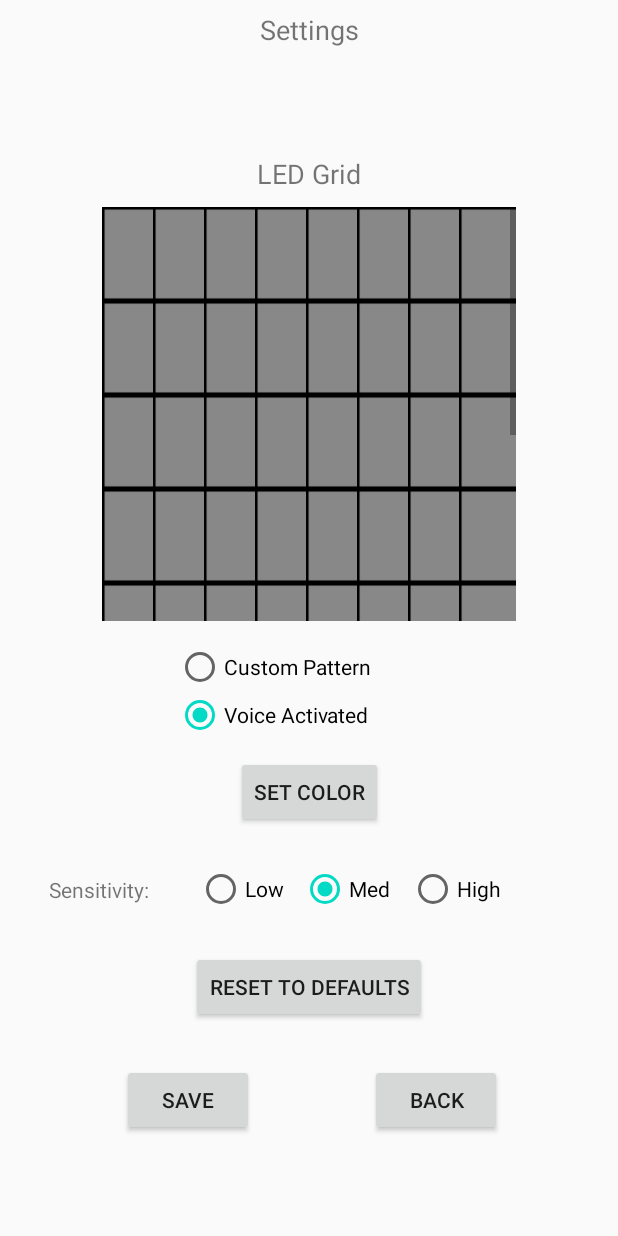
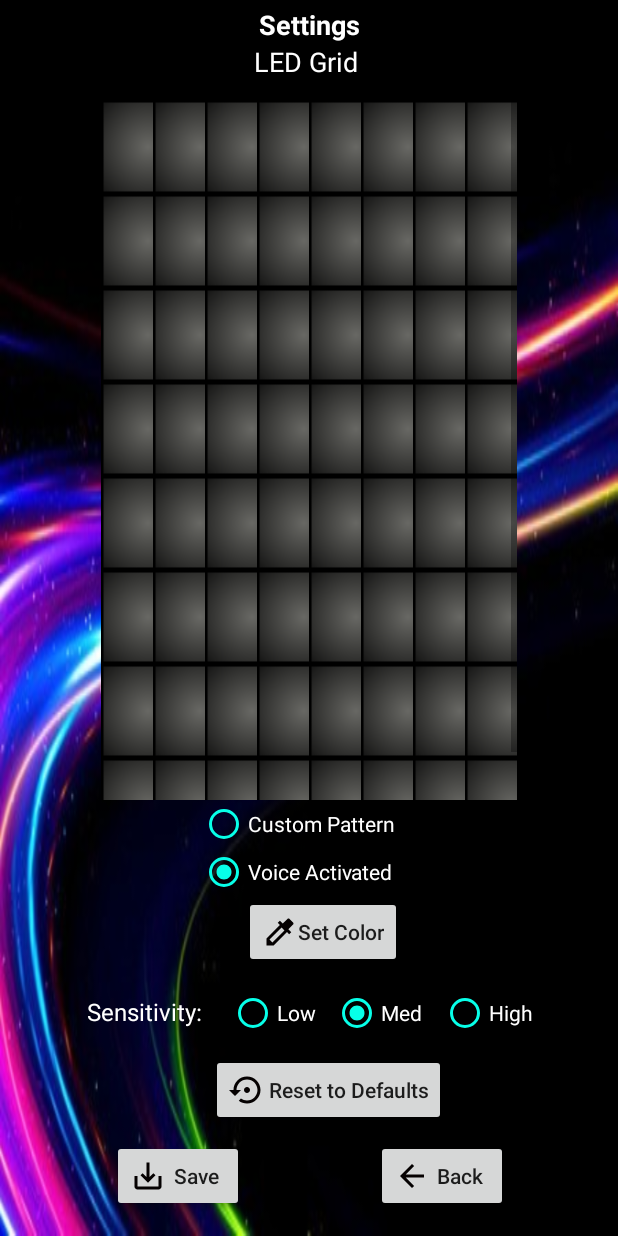
Before and after one commit to mlopezcruz2015/Group6, an Android app: the SettingsFragment screen opened through its navigation route, on a phone screen of 412 x 824 dp. Run offline under Robolectric (Android 15) with nearby library versions, the phone set to English and light mode, and no system bars.

Commit message:
Design changes

```diff
--- a/app/src/main/java/com/example/group6/ImageAdapter.java
+++ b/app/src/main/java/com/example/group6/ImageAdapter.java
@@ -1,14 +1,16 @@
 package com.example.group6;
 
 import android.content.Context;
-import android.content.res.Resources;
-import android.graphics.Color;
 import android.graphics.drawable.ColorDrawable;
+import android.graphics.drawable.GradientDrawable;
+import android.os.Build;
 import android.view.View;
 import android.view.ViewGroup;
 import android.widget.BaseAdapter;
 import android.widget.GridView;
 import android.widget.ImageView;
+
+import androidx.annotation.RequiresApi;
 
 public class ImageAdapter extends BaseAdapter {
 
@@ -58,7 +60,7 @@ public class ImageAdapter extends BaseAdapter {
         imageView.setImageResource(R.drawable.blank);
 
         images[position/8][position%8] = imageView;
-        imageView.setBackgroundColor(OFF);
+        imageView.setBackgroundResource(OFF);
         return imageView;
     }
 
@@ -121,11 +123,12 @@ public class ImageAdapter extends BaseAdapter {
             if (curChosen != null)
             {
                 //Reset to OFF
-                curChosen.setBackgroundColor(OFF);
+                curChosen.setBackgroundResource(OFF);
             }
         }
     }
 
+    @RequiresApi(api = Build.VERSION_CODES.N)
     public void setMatrixPositions()
     {
         //Iterate through all positions possible and check if cell is turned on.
@@ -136,11 +139,12 @@ public class ImageAdapter extends BaseAdapter {
                 ImageView curChosen = (ImageView) this.getChangeable(x,y);
                 if (curChosen != null)
                 {
-                    ColorDrawable drawable = (ColorDrawable) curChosen.getBackground();
-                    int color = drawable.getColor();
-
+                    GradientDrawable drawable = (GradientDrawable) curChosen.getBackground();
+                    int[] color = drawable.getColors();
+                    String hexColor = String.format("#%06X", (0xFFFFFF & color[0]));
                     //Set boolean value for the specific cell.
-                    matrix_pattern[x][y] = color == ON;
+                    if (hexColor.equals("#FFEB3B")) matrix_pattern[x][y] = true;
+                    else matrix_pattern[x][y] = false;
                 }
             }
         }
@@ -155,7 +159,7 @@ public class ImageAdapter extends BaseAdapter {
                         ImageView curChosen = (ImageView) this.getChangeable(x, y);
 
                         if (curChosen != null) {
-                            curChosen.setBackgroundColor(ON);
+                            curChosen.setBackgroundResource(ON);
                         }
                     }
                 }
@@ -187,6 +191,6 @@ public class ImageAdapter extends BaseAdapter {
     private boolean[][] matrix_pattern;
     private int chosenPosition;
 
-    private final static int OFF = Color.GRAY;
-    private final static int ON = Color.YELLOW;
+    private final static int OFF = R.drawable.off;
+    private final static int ON = R.drawable.on;
 }
--- /dev/null
+++ b/app/src/main/res/drawable/ic_baseline_arrow_back_24.xml
@@ -0,0 +1,5 @@
+<vector android:height="24dp" android:tint="#050101"
+    android:viewportHeight="24" android:viewportWidth="24"
+    android:width="24dp" xmlns:android="http://schemas.android.com/apk/res/android">
+    <path android:fillColor="@android:color/white" android:pathData="M20,11H7.83l5.59,-5.59L12,4l-8,8 8,8 1.41,-1.41L7.83,13H20v-2z"/>
+</vector>
--- /dev/null
+++ b/app/src/main/res/drawable/ic_baseline_brightness_high_24.xml
@@ -0,0 +1,5 @@
+<vector android:height="24dp" android:tint="#FFFFFF"
+    android:viewportHeight="24" android:viewportWidth="24"
+    android:width="24dp" xmlns:android="http://schemas.android.com/apk/res/android">
+    <path android:fillColor="@android:color/white" android:pathData="M20,8.69L20,4h-4.69L12,0.69 8.69,4L4,4v4.69L0.69,12 4,15.31L4,20h4.69L12,23.31 15.31,20L20,20v-4.69L23.31,12 20,8.69zM12,18c-3.31,0 -6,-2.69 -6,-6s2.69,-6 6,-6 6,2.69 6,6 -2.69,6 -6,6zM12,8c-2.21,0 -4,1.79 -4,4s1.79,4 4,4 4,-1.79 4,-4 -1.79,-4 -4,-4z"/>
+</vector>
--- /dev/null
+++ b/app/src/main/res/drawable/ic_baseline_color_lens_24.xml
@@ -0,0 +1,5 @@
+<vector android:height="24dp" android:tint="#050101"
+    android:viewportHeight="24" android:viewportWidth="24"
+    android:width="24dp" xmlns:android="http://schemas.android.com/apk/res/android">
+    <path android:fillColor="@android:color/white" android:pathData="M12,3c-4.97,0 -9,4.03 -9,9s4.03,9 9,9c0.83,0 1.5,-0.67 1.5,-1.5 0,-0.39 -0.15,-0.74 -0.39,-1.01 -0.23,-0.26 -0.38,-0.61 -0.38,-0.99 0,-0.83 0.67,-1.5 1.5,-1.5L16,16c2.76,0 5,-2.24 5,-5 0,-4.42 -4.03,-8 -9,-8zM6.5,12c-0.83,0 -1.5,-0.67 -1.5,-1.5S5.67,9 6.5,9 8,9.67 8,10.5 7.33,12 6.5,12zM9.5,8C8.67,8 8,7.33 8,6.5S8.67,5 9.5,5s1.5,0.67 1.5,1.5S10.33,8 9.5,8zM14.5,8c-0.83,0 -1.5,-0.67 -1.5,-1.5S13.67,5 14.5,5s1.5,0.67 1.5,1.5S15.33,8 14.5,8zM17.5,12c-0.83,0 -1.5,-0.67 -1.5,-1.5S16.67,9 17.5,9s1.5,0.67 1.5,1.5 -0.67,1.5 -1.5,1.5z"/>
+</vector>
--- /dev/null
+++ b/app/src/main/res/drawable/ic_baseline_colorize_24.xml
@@ -0,0 +1,5 @@
+<vector android:height="24dp" android:tint="#050101"
+    android:viewportHeight="24" android:viewportWidth="24"
+    android:width="24dp" xmlns:android="http://schemas.android.com/apk/res/android">
+    <path android:fillColor="@android:color/white" android:pathData="M20.71,5.63l-2.34,-2.34c-0.39,-0.39 -1.02,-0.39 -1.41,0l-3.12,3.12 -1.93,-1.91 -1.41,1.41 1.42,1.42L3,16.25V21h4.75l8.92,-8.92 1.42,1.42 1.41,-1.41 -1.92,-1.92 3.12,-3.12c0.4,-0.4 0.4,-1.03 0.01,-1.42zM6.92,19L5,17.08l8.06,-8.06 1.92,1.92L6.92,19z"/>
+</vector>
--- /dev/null
+++ b/app/src/main/res/drawable/ic_baseline_save_alt_24.xml
@@ -0,0 +1,5 @@
+<vector android:height="24dp" android:tint="#050101"
+    android:viewportHeight="24" android:viewportWidth="24"
+    android:width="24dp" xmlns:android="http://schemas.android.com/apk/res/android">
+    <path android:fillColor="@android:color/white" android:pathData="M19,12v7L5,19v-7L3,12v7c0,1.1 0.9,2 2,2h14c1.1,0 2,-0.9 2,-2v-7h-2zM13,12.67l2.59,-2.58L17,11.5l-5,5 -5,-5 1.41,-1.41L11,12.67L11,3h2z"/>
+</vector>
--- /dev/null
+++ b/app/src/main/res/drawable/ic_baseline_settings_24.xml
@@ -0,0 +1,5 @@
+<vector android:height="24dp" android:tint="#050101"
+    android:viewportHeight="24" android:viewportWidth="24"
+    android:width="24dp" xmlns:android="http://schemas.android.com/apk/res/android">
+    <path android:fillColor="@android:color/white" android:pathData="M19.14,12.94c0.04,-0.3 0.06,-0.61 0.06,-0.94c0,-0.32 -0.02,-0.64 -0.07,-0.94l2.03,-1.58c0.18,-0.14 0.23,-0.41 0.12,-0.61l-1.92,-3.32c-0.12,-0.22 -0.37,-0.29 -0.59,-0.22l-2.39,0.96c-0.5,-0.38 -1.03,-0.7 -1.62,-0.94L14.4,2.81c-0.04,-0.24 -0.24,-0.41 -0.48,-0.41h-3.84c-0.24,0 -0.43,0.17 -0.47,0.41L9.25,5.35C8.66,5.59 8.12,5.92 7.63,6.29L5.24,5.33c-0.22,-0.08 -0.47,0 -0.59,0.22L2.74,8.87C2.62,9.08 2.66,9.34 2.86,9.48l2.03,1.58C4.84,11.36 4.8,11.69 4.8,12s0.02,0.64 0.07,0.94l-2.03,1.58c-0.18,0.14 -0.23,0.41 -0.12,0.61l1.92,3.32c0.12,0.22 0.37,0.29 0.59,0.22l2.39,-0.96c0.5,0.38 1.03,0.7 1.62,0.94l0.36,2.54c0.05,0.24 0.24,0.41 0.48,0.41h3.84c0.24,0 0.44,-0.17 0.47,-0.41l0.36,-2.54c0.59,-0.24 1.13,-0.56 1.62,-0.94l2.39,0.96c0.22,0.08 0.47,0 0.59,-0.22l1.92,-3.32c0.12,-0.22 0.07,-0.47 -0.12,-0.61L19.14,12.94zM12,15.6c-1.98,0 -3.6,-1.62 -3.6,-3.6s1.62,-3.6 3.6,-3.6s3.6,1.62 3.6,3.6S13.98,15.6 12,15.6z"/>
+</vector>
--- /dev/null
+++ b/app/src/main/res/drawable/ic_baseline_settings_backup_restore_24.xml
@@ -0,0 +1,5 @@
+<vector android:height="24dp" android:tint="#050101"
+    android:viewportHeight="24" android:viewportWidth="24"
+    android:width="24dp" xmlns:android="http://schemas.android.com/apk/res/android">
+    <path android:fillColor="@android:color/white" android:pathData="M14,12c0,-1.1 -0.9,-2 -2,-2s-2,0.9 -2,2 0.9,2 2,2 2,-0.9 2,-2zM12,3c-4.97,0 -9,4.03 -9,9L0,12l4,4 4,-4L5,12c0,-3.87 3.13,-7 7,-7s7,3.13 7,7 -3.13,7 -7,7c-1.51,0 -2.91,-0.49 -4.06,-1.3l-1.42,1.44C8.04,20.3 9.94,21 12,21c4.97,0 9,-4.03 9,-9s-4.03,-9 -9,-9z"/>
+</vector>
--- /dev/null
+++ b/app/src/main/res/drawable/ic_baseline_settings_bluetooth_24.xml
@@ -0,0 +1,5 @@
+<vector android:height="24dp" android:tint="#050101"
+    android:viewportHeight="24" android:viewportWidth="24"
+    android:width="24dp" xmlns:android="http://schemas.android.com/apk/res/android">
+    <path android:fillColor="@android:color/white" android:pathData="M11,24h2v-2h-2v2zM7,24h2v-2L7,22v2zM15,24h2v-2h-2v2zM17.71,5.71L12,0h-1v7.59L6.41,3 5,4.41 10.59,10 5,15.59 6.41,17 11,12.41L11,20h1l5.71,-5.71 -4.3,-4.29 4.3,-4.29zM13,3.83l1.88,1.88L13,7.59L13,3.83zM14.88,14.29L13,16.17v-3.76l1.88,1.88z"/>
+</vector>
--- /dev/null
+++ b/app/src/main/res/drawable/off.xml
@@ -0,0 +1,10 @@
+<?xml version="1.0" encoding="utf-8"?>
+<shape android:shape="rectangle"
+    xmlns:android="http://schemas.android.com/apk/res/android">
+    <gradient
+        android:type="radial"
+        android:gradientRadius="50dp"
+        android:startColor="#686864"
+        android:endColor="#070707"
+        />
+</shape>
--- /dev/null
+++ b/app/src/main/res/drawable/on.xml
@@ -0,0 +1,10 @@
+<?xml version="1.0" encoding="utf-8"?>
+<shape android:shape="rectangle"
+    xmlns:android="http://schemas.android.com/apk/res/android">
+    <gradient
+        android:type="radial"
+        android:gradientRadius="50dp"
+        android:startColor="#FFEB3B"
+        android:endColor="#FF5722"
+        />
+</shape>
--- a/app/src/main/res/layout/activity_main.xml
+++ b/app/src/main/res/layout/activity_main.xml
@@ -4,6 +4,7 @@
     xmlns:tools="http://schemas.android.com/tools"
     android:layout_width="match_parent"
     android:layout_height="match_parent"
+    android:background="@drawable/b"
     tools:context=".MainActivity">
 
     <com.google.android.material.appbar.AppBarLayout
@@ -11,6 +12,9 @@
         android:layout_height="wrap_content"
         android:theme="@style/AppTheme.AppBarOverlay"/>
 
-    <include layout="@layout/content_main" />
+    <include
+        layout="@layout/content_main"
+        android:layout_width="match_parent"
+        android:layout_height="match_parent" />
 
 </androidx.coordinatorlayout.widget.CoordinatorLayout>
--- a/app/src/main/res/layout/fragment_settings.xml
+++ b/app/src/main/res/layout/fragment_settings.xml
@@ -6,148 +6,184 @@
     android:layout_height="match_parent"
     tools:context=".SettingsFragment">
 
-    <Button
-        android:id="@+id/button_return"
+    <TextView
+        android:id="@+id/textView_settings"
         android:layout_width="wrap_content"
         android:layout_height="wrap_content"
-        android:text="@string/returnText"
-        app:layout_constraintBottom_toBottomOf="parent"
+        android:layout_marginTop="4dp"
+        android:text="@string/settings"
+        android:textColor="#FFFFFF"
+        android:textSize="18sp"
+        android:textStyle="bold"
+        app:layout_constraintBottom_toTopOf="@+id/textview_led_grid"
         app:layout_constraintEnd_toEndOf="parent"
-        app:layout_constraintStart_toEndOf="@+id/button_save"
-        app:layout_constraintTop_toBottomOf="@+id/textView_settings"
-        app:layout_constraintVertical_bias="0.90999997" />
+        app:layout_constraintStart_toStartOf="parent"
+        app:layout_constraintTop_toTopOf="parent" />
 
-    <Button
-        android:id="@+id/button_reset_to_defaults"
+    <TextView
+        android:id="@+id/textview_led_grid"
         android:layout_width="wrap_content"
         android:layout_height="wrap_content"
-        android:text="@string/reset_to_defaults"
-        app:layout_constraintBottom_toTopOf="@+id/button_return"
+        android:layout_marginEnd="1dp"
+        android:layout_marginRight="1dp"
+        android:layout_marginBottom="13dp"
+        android:text="@string/led_grid"
+        android:textColor="#FFFFFF"
+        android:textSize="18sp"
+        app:layout_constraintBottom_toTopOf="@+id/grid_led_matrix"
+        app:layout_constraintEnd_toEndOf="@+id/textView_settings"
+        app:layout_constraintTop_toBottomOf="@+id/textView_settings" />
+
+    <GridView
+        android:id="@+id/grid_led_matrix"
+        android:layout_width="0dp"
+        android:layout_height="0dp"
+        android:layout_marginStart="67dp"
+        android:layout_marginLeft="67dp"
+        android:layout_marginEnd="67dp"
+        android:layout_marginRight="67dp"
+        android:numColumns="8"
+        app:layout_constraintBottom_toTopOf="@+id/radiogroup_pattern"
         app:layout_constraintEnd_toEndOf="parent"
         app:layout_constraintStart_toStartOf="parent"
-        app:layout_constraintTop_toBottomOf="@+id/button_set_color"
-        app:layout_constraintVertical_bias="0.75" />
+        app:layout_constraintTop_toBottomOf="@+id/textview_led_grid" />
+
+    <RadioGroup
+        android:id="@+id/radiogroup_pattern"
+        android:layout_width="146dp"
+        android:layout_height="wrap_content"
+        app:layout_constraintBottom_toTopOf="@+id/button_set_color"
+        app:layout_constraintEnd_toEndOf="parent"
+        app:layout_constraintStart_toStartOf="parent"
+        app:layout_constraintTop_toBottomOf="@+id/grid_led_matrix">
+
+        <RadioButton
+            android:id="@+id/radiobutton_custom_pattern"
+            android:layout_width="match_parent"
+            android:layout_height="wrap_content"
+            android:buttonTint="#07FFE8"
+            android:text="@string/use_custom_pattern"
+            android:textColor="#FFFFFF" />
+
+        <RadioButton
+            android:id="@+id/radiobutton_default_pattern"
+            android:layout_width="match_parent"
+            android:layout_height="wrap_content"
+            android:buttonTint="#07FFE8"
+            android:text="@string/use_default_pattern"
+            android:textColor="#FFFFFF" />
+    </RadioGroup>
 
     <Button
         android:id="@+id/button_set_color"
         android:layout_width="wrap_content"
         android:layout_height="wrap_content"
+        android:layout_marginStart="29dp"
+        android:layout_marginLeft="29dp"
+        android:layout_marginBottom="14dp"
+        android:drawableLeft="@drawable/ic_baseline_colorize_24"
         android:text="@string/set_color"
-        app:layout_constraintBottom_toTopOf="@+id/button_return"
-        app:layout_constraintEnd_toEndOf="parent"
-        app:layout_constraintStart_toStartOf="parent"
-        app:layout_constraintTop_toBottomOf="@+id/textView_settings"
-        app:layout_constraintVertical_bias="0.75" />
+        android:textAllCaps="false"
+        app:layout_constraintBottom_toTopOf="@+id/radiogroup_sensitivity"
+        app:layout_constraintStart_toStartOf="@+id/radiogroup_pattern"
+        app:layout_constraintTop_toBottomOf="@+id/radiogroup_pattern" />
 
     <TextView
-        android:id="@+id/textView_settings"
+        android:id="@+id/textview_sensitivity"
         android:layout_width="wrap_content"
         android:layout_height="wrap_content"
-        android:text="@string/settings"
-        android:textSize="18sp"
-        app:layout_constraintBottom_toBottomOf="parent"
-        app:layout_constraintEnd_toEndOf="parent"
+        android:layout_marginStart="14dp"
+        android:layout_marginLeft="14dp"
+        android:layout_marginTop="4dp"
+        android:layout_marginEnd="18dp"
+        android:layout_marginRight="18dp"
+        android:text="@string/sensitivity"
+        android:textColor="#FFFFFF"
+        android:textSize="16sp"
+        app:layout_constraintEnd_toStartOf="@+id/radiogroup_sensitivity"
+        app:layout_constraintHorizontal_chainStyle="packed"
         app:layout_constraintStart_toStartOf="parent"
-        app:layout_constraintTop_toTopOf="parent"
-        app:layout_constraintVertical_bias="0.009" />
+        app:layout_constraintTop_toTopOf="@+id/radiogroup_sensitivity" />
 
     <RadioGroup
         android:id="@+id/radiogroup_sensitivity"
-        android:layout_width="224dp"
-        android:layout_height="33dp"
+        android:layout_width="wrap_content"
+        android:layout_height="wrap_content"
+        android:layout_marginBottom="11dp"
         android:orientation="horizontal"
         app:layout_constraintBottom_toTopOf="@+id/button_reset_to_defaults"
         app:layout_constraintEnd_toEndOf="parent"
-        app:layout_constraintHorizontal_bias="0.7"
-        app:layout_constraintStart_toStartOf="parent"
+        app:layout_constraintStart_toEndOf="@+id/textview_sensitivity"
         app:layout_constraintTop_toBottomOf="@+id/button_set_color">
 
         <RadioButton
             android:id="@+id/radiobutton_low"
             android:layout_width="69dp"
             android:layout_height="wrap_content"
-            android:text="@string/low" />
+            android:buttonTint="#07FFE8"
+            android:text="@string/low"
+            android:textColor="#FFFFFF" />
 
         <RadioButton
             android:id="@+id/radiobutton_med"
             android:layout_width="72dp"
             android:layout_height="wrap_content"
-            android:text="@string/med" />
+            android:buttonTint="#07FFE8"
+            android:text="@string/med"
+            android:textColor="#FFFFFF" />
 
         <RadioButton
             android:id="@+id/radiobutton_high"
             android:layout_width="74dp"
             android:layout_height="wrap_content"
-            android:text="@string/high" />
+            android:buttonTint="#07FFE8"
+            android:text="@string/high"
+            android:textColor="#FFFFFF" />
 
     </RadioGroup>
 
-    <TextView
-        android:id="@+id/textview_sensitivity"
+    <Button
+        android:id="@+id/button_reset_to_defaults"
         android:layout_width="wrap_content"
         android:layout_height="wrap_content"
-        android:text="@string/sensitivity"
-        app:layout_constraintBottom_toTopOf="@+id/button_reset_to_defaults"
-        app:layout_constraintEnd_toStartOf="@+id/radiogroup_sensitivity"
-        app:layout_constraintStart_toStartOf="parent"
-        app:layout_constraintTop_toBottomOf="@+id/button_set_color" />
-
-    <RadioGroup
-        android:id="@+id/radiogroup_pattern"
-        android:layout_width="176dp"
-        android:layout_height="75dp"
-        app:layout_constraintBottom_toTopOf="@+id/button_set_color"
-        app:layout_constraintEnd_toEndOf="parent"
-        app:layout_constraintHorizontal_bias="0.497"
-        app:layout_constraintStart_toStartOf="parent">
-
-        <RadioButton
-            android:id="@+id/radiobutton_custom_pattern"
-            android:layout_width="match_parent"
-            android:layout_height="wrap_content"
-            android:text="@string/use_custom_pattern" />
-
-        <RadioButton
-            android:id="@+id/radiobutton_default_pattern"
-            android:layout_width="match_parent"
-            android:layout_height="wrap_content"
-            android:text="@string/use_default_pattern" />
-    </RadioGroup>
-
-    <GridView
-        android:id="@+id/grid_led_matrix"
-        android:layout_width="276dp"
-        android:layout_height="276dp"
-        android:numColumns="8"
-        app:layout_constraintBottom_toTopOf="@+id/radiogroup_pattern"
-        app:layout_constraintEnd_toEndOf="parent"
-        app:layout_constraintStart_toStartOf="parent"
-        app:layout_constraintTop_toBottomOf="@+id/textView_settings"
-        app:layout_constraintVertical_bias="0.88" />
-
-    <TextView
-        android:id="@+id/textview_led_grid"
-        android:layout_width="wrap_content"
-        android:layout_height="wrap_content"
-        android:text="@string/led_grid"
-        android:textSize="18sp"
-        app:layout_constraintBottom_toTopOf="@+id/grid_led_matrix"
-        app:layout_constraintEnd_toEndOf="parent"
-        app:layout_constraintStart_toStartOf="parent"
-        app:layout_constraintTop_toBottomOf="@+id/textView_settings"
-        app:layout_constraintVertical_bias="0.88" />
+        android:layout_marginStart="6dp"
+        android:layout_marginLeft="6dp"
+        android:layout_marginBottom="73dp"
+        android:drawableLeft="@drawable/ic_baseline_settings_backup_restore_24"
+        android:drawablePadding="2dp"
+        android:text="@string/reset_to_defaults"
+        android:textAllCaps="false"
+        app:layout_constraintBottom_toBottomOf="parent"
+        app:layout_constraintStart_toEndOf="@+id/textview_sensitivity"
+        app:layout_constraintTop_toBottomOf="@+id/radiogroup_sensitivity" />
 
     <Button
         android:id="@+id/button_save"
         android:layout_width="wrap_content"
         android:layout_height="wrap_content"
+        android:layout_marginStart="1dp"
+        android:layout_marginLeft="1dp"
+        android:layout_marginEnd="15dp"
+        android:layout_marginRight="15dp"
+        android:layout_marginBottom="16dp"
+        android:drawableLeft="@drawable/ic_baseline_save_alt_24"
         android:text="Save"
+        android:textAllCaps="false"
+        app:layout_constraintBottom_toBottomOf="parent"
+        app:layout_constraintEnd_toStartOf="@+id/button_return"
+        app:layout_constraintStart_toStartOf="parent" />
+
+    <Button
+        android:id="@+id/button_return"
+        android:layout_width="wrap_content"
+        android:layout_height="wrap_content"
+        android:layout_marginBottom="16dp"
+        android:drawableLeft="@drawable/ic_baseline_arrow_back_24"
+        android:text="@string/returnText"
+        android:textAllCaps="false"
         app:layout_constraintBottom_toBottomOf="parent"
         app:layout_constraintEnd_toEndOf="parent"
-        app:layout_constraintHorizontal_bias="0.25"
-        app:layout_constraintStart_toStartOf="parent"
-        app:layout_constraintTop_toBottomOf="@+id/textView_settings"
-        app:layout_constraintVertical_bias="0.90999997" />
+        app:layout_constraintStart_toEndOf="@+id/button_save" />
 
 
 </androidx.constraintlayout.widget.ConstraintLayout>
--- a/build.gradle
+++ b/build.gradle
@@ -8,7 +8,7 @@ buildscript {
 
     }
     dependencies {
-        classpath 'com.android.tools.build:gradle:3.6.1'
+        classpath 'com.android.tools.build:gradle:4.0.0'
 
 
         // NOTE: Do not place your application dependencies here; they belong
```
Also changed, not shown: app/src/main/java/com/example/group6/SettingsFragment.java (+11 -9 lines), app/src/main/res/layout/fragment_connection.xml (+47 -40 lines), app/src/main/res/layout/fragment_mainmenu.xml (+39 -24 lines), app/src/main/res/drawable/b.jpg (added), app/src/main/res/layout/content_main.xml (line endings or trailing spaces), gradle/wrapper/gradle-wrapper.properties, 1 other file.
